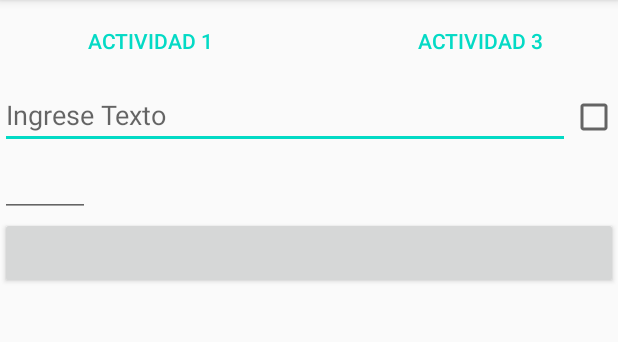
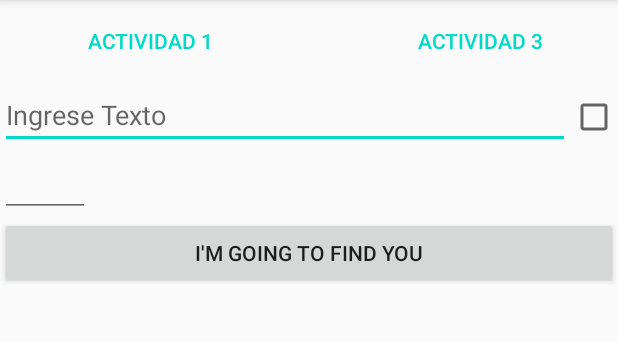
Before and after one commit to ultra-slimer/AS-TP1-Oyhambure, an Android app: the screen it shows after launch (Part2Activity), after a tap on "ACTIVIDAD 2", on a phone screen of 412 x 824 dp, the part 84-426 px from its top. Run offline under Robolectric (Android 15) with nearby library versions, the phone set to English and light mode, and no system bars.

Commit message:
There is no way this works

```diff
--- a/app/src/main/java/com/example/tp1_oyhambure/MainActivity.java
+++ b/app/src/main/java/com/example/tp1_oyhambure/MainActivity.java
@@ -20,19 +20,19 @@ import org.w3c.dom.Text;
 
 public class MainActivity extends AppCompatActivity {
 
-    EditText Textito1;
-    EditText Textito2;
-    Button Botoncito;
+    private EditText Textito1;
+    private EditText Textito2;
+    private Button Botoncito;
     //Esta de aca abajo es para poder volver de la pantalla resultados a la pantalla
     //de ingreso de datos.
-    AppCompatImageButton GoWest;
-    TextView results;
-    LinearLayout Limits1;
-    LinearLayout Limits2;
-    SeekBar Quantity1;
-    SeekBar Quantity2;
-    TextView Max1;
-    TextView Max2;
+    private AppCompatImageButton GoWest;
+    private TextView results;
+    private LinearLayout Limits1;
+    private LinearLayout Limits2;
+    private SeekBar Quantity1;
+    private SeekBar Quantity2;
+    private TextView Max1;
+    private TextView Max2;
 
     @Override
     protected void onCreate(Bundle savedInstanceState) {
@@ -93,9 +93,10 @@ public class MainActivity extends AppCompatActivity {
                 Textito2.getText().toString().length() < Quantity2.getProgress()) {
             //En caso de que esto se ejecute, corran por sus vidas
             String Message = ("ERROR: Largo pedido excede algun largo de los textos");
-            Toast.makeText(this, Message, Toast.LENGTH_SHORT);
+            Toast.makeText(this, Message, Toast.LENGTH_SHORT).show();
             return;
         }
+        if(Textito1.length() != 0 && Textito2.length() != 0) {
             String Texto1 = Textito1.getText().toString();
             String Texto2 = Textito2.getText().toString();
 
@@ -134,6 +135,10 @@ public class MainActivity extends AppCompatActivity {
                     " caracteres\n" +
                     "Concatenado de los caracteres: " + Concatenar);
         }
+        else{
+            Toast.makeText(this, "Por favor ingrese un texto en ambos campos", Toast.LENGTH_SHORT).show();
+        }
+    }
     public void GoWest(View Vision) {
         results.setText("");
         //Estos me sirven mucho para los resultados asi que deben de estar presentes
--- a/app/src/main/java/com/example/tp1_oyhambure/Part2Activity.java
+++ b/app/src/main/java/com/example/tp1_oyhambure/Part2Activity.java
@@ -1,6 +1,7 @@
 package com.example.tp1_oyhambure;
 
 import androidx.appcompat.app.AppCompatActivity;
+import androidx.appcompat.widget.AppCompatImageButton;
 
 import android.content.Intent;
 import android.os.Bundle;
@@ -12,28 +13,42 @@ import android.widget.Button;
 import android.widget.CheckBox;
 import android.widget.CompoundButton;
 import android.widget.EditText;
+import android.widget.LinearLayout;
 import android.widget.RadioGroup;
+import android.widget.TextView;
 import android.widget.Toast;
 
 import org.w3c.dom.Text;
 
 public class Part2Activity extends AppCompatActivity {
-    EditText Texto;
-    CheckBox Chequi;
+    private EditText Texto;
+    private CheckBox Chequi;
+    private EditText Letra;
+    private LinearLayout LL;
+    private Button botoncito;
+    private AppCompatImageButton GetBack;
+    private TextView Results;
     @Override
     protected void onCreate(Bundle savedInstanceState) {
         super.onCreate(savedInstanceState);
         setContentView(R.layout.activity_part2);
         Texto = findViewById(R.id.Texto);
         Chequi = findViewById(R.id.LimitCheck);
+        Letra = findViewById(R.id.Letter);
+        LL = findViewById(R.id.IngresoYCheck);
+        botoncito = findViewById(R.id.Botoncito);
+        GetBack = findViewById(R.id.GetBack);
+        Results = findViewById(R.id.Responses);
         Chequi.setOnCheckedChangeListener(new CompoundButton.OnCheckedChangeListener() {
             @Override
             public void onCheckedChanged(CompoundButton buttonView, boolean isChecked) {
 
                 if(Chequi.isChecked()){
                     Texto.setFilters(new InputFilter[] {new InputFilter.LengthFilter(10)});
-                    CharSequence LOLO = Texto.getText().subSequence(0, 10);
-                    Texto.setText(LOLO);
+                    if(Texto.getText().length() > 10){
+                        CharSequence LOLO = Texto.getText().subSequence(0, 10);
+                        Texto.setText(LOLO);
+                    }
                 }
                 else{
                     Texto.setFilters(new InputFilter[] {new InputFilter.LengthFilter(99999)});
@@ -58,7 +73,37 @@ public class Part2Activity extends AppCompatActivity {
         }
         startActivity(Call);
     }
-    /*public void MostrarLetras(View Vistaza){
+    public void MostrarLetras(View Vistaza){
+        String Buscado = String.valueOf(Letra.getText());
+        String Textito = String.valueOf(Texto.getText());
+        String Comp = "";
+        int Count = 0;
+        if(Buscado.length() != 0 && Textito.length() != 0) {
+            for (int i = 0; i < Textito.length(); i++) {
+                String Idexito = Textito.substring(i, i + 1);
+                if (Idexito.contains(Buscado)) {
+                    Count++;
+                }
+            }
+            LL.setVisibility(View.GONE);
+            botoncito.setVisibility(View.GONE);
+            Letra.setVisibility(View.GONE);
+            GetBack.setVisibility(View.VISIBLE);
+            Results.setVisibility(View.VISIBLE);
 
-    }*/
+            Results.setText("La cantidad de letras \"" + Buscado + "\" es: " + Count);
+        }
+        else{
+            Toast.makeText(this, "Por favor ingrese alguna letra a buscar", Toast.LENGTH_LONG).show();
+        }
+    }
+    public void GetBack(View Vistosito) {
+        LL.setVisibility(View.VISIBLE);
+        botoncito.setVisibility(View.VISIBLE);
+        Letra.setVisibility(View.VISIBLE);
+        GetBack.setVisibility(View.GONE);
+        Results.setVisibility(View.GONE);
+        Texto.setText("");
+        Letra.setText("");
+    }
 }
--- a/app/src/main/res/layout/activity_part2.xml
+++ b/app/src/main/res/layout/activity_part2.xml
@@ -34,7 +34,9 @@
     <LinearLayout
         android:layout_width="match_parent"
         android:layout_height="wrap_content"
-        android:orientation="horizontal">
+        android:orientation="horizontal"
+        android:id="@+id/IngresoYCheck"
+        android:visibility="visible">
         <EditText
             android:layout_width="380dp"
             android:layout_height="wrap_content"
@@ -50,9 +52,21 @@
         android:layout_width="60dp"
         android:layout_height="wrap_content"
         android:id="@+id/Letter"
-        android:maxLength="1"></EditText>
+        android:maxLength="1"
+        android:visibility="visible"></EditText>
     <Button
         android:layout_width="match_parent"
         android:layout_height="wrap_content"
-        android:id="@+id/Botoncito"></Button>
+        android:id="@+id/Botoncito"
+        android:onClick="MostrarLetras"
+        android:visibility="visible"
+        android:text="I'm going to find you"></Button>
+    <TextView
+        android:layout_width="match_parent"
+        android:layout_height="wrap_content"
+        android:textSize="20sp"
+        android:textAlignment="center"
+        android:text=" "
+        android:visibility="gone"
+        android:id="@+id/Responses"></TextView>
 </LinearLayout>
```
Lines whose indentation alone changed are shown as unchanged.
